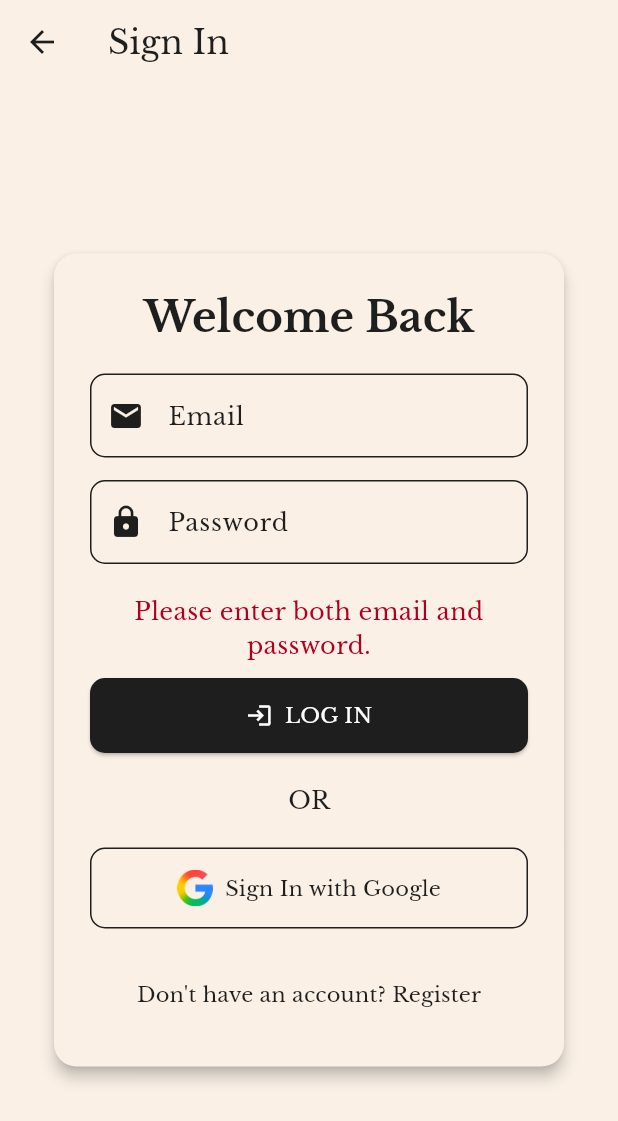
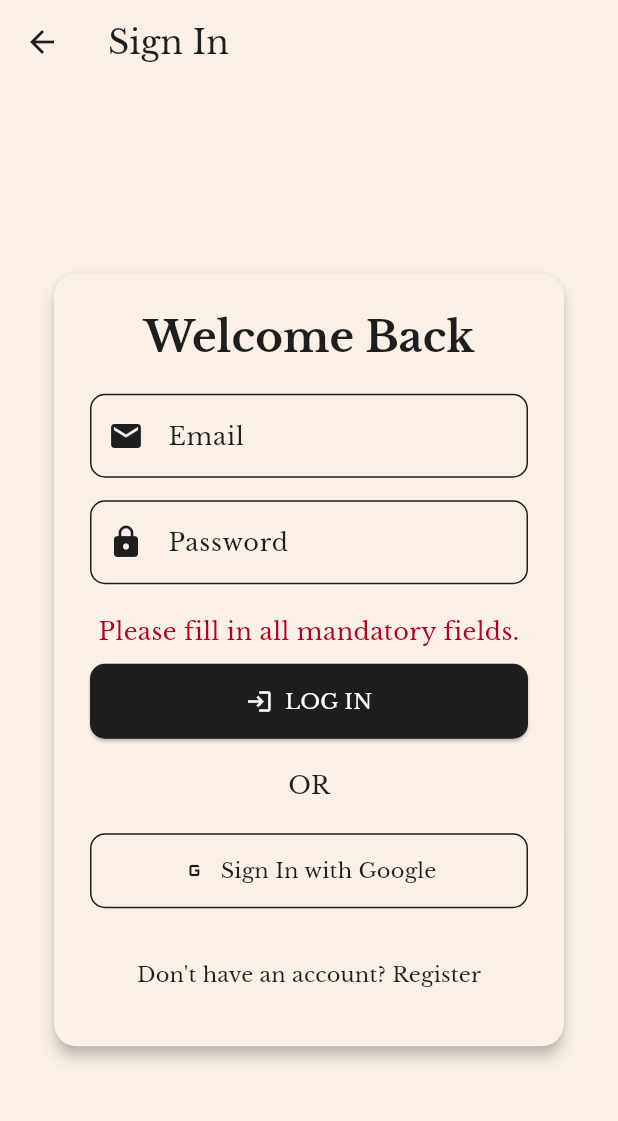
Before and after one commit to ekatwood/gemini_journalist, a Flutter app: the LoginPage screen opened directly, after a tap on "LOG IN", on a phone screen of 412 x 824 dp. Shown: the top 1121 px of the screen. Run offline on Flutter 3.47's test engine with Material 3 defaults, Android fonts, the phone set to English and light mode, and no system bars; our stand-ins replace cloud_firestore, firebase_auth, firebase_core, google_sign_in; missing offline and left inert: dart:html, firebase_app_check; accounts and stored records are empty; generated files the repository leaves out were written again.

Commit message:
sign in with email working

```diff
--- a/lib/firestore_functions.dart
+++ b/lib/firestore_functions.dart
@@ -70,14 +70,13 @@ class NewsItem {
 class FirestoreFunctions {
   final FirebaseFirestore _firestore = FirebaseFirestore.instance;
 
-  Future<void> createUserProfile(User user) async {
+  Future<void> createUserProfile(User user, {String? manualName}) async {
     final userDocRef = _firestore.collection('users').doc(user.uid);
 
     final userData = {
       'uid': user.uid,
       'email': user.email,
-      'displayName': user.displayName,
-      'photoURL': user.photoURL,
+      'displayName': manualName ?? user.displayName ?? user.email?.split('@').first,
       'lastSignInTime': FieldValue.serverTimestamp(),
       // Add any other default profile data here
     };
--- a/lib/login_page.dart
+++ b/lib/login_page.dart
@@ -2,7 +2,7 @@
 import 'package:flutter/material.dart';
 import 'package:provider/provider.dart';
 import 'auth_provider.dart';
-import 'gmail_login.dart'; // <<< ADDED IMPORT
+import 'gmail_login.dart';
 
 enum AuthMode { login, register }
 
@@ -16,6 +16,7 @@ class LoginPage extends StatefulWidget {
 class _LoginPageState extends State<LoginPage> {
   final _emailController = TextEditingController();
   final _passwordController = TextEditingController();
+  final _nameController = TextEditingController(); // NEW: Controller for mandatory name
   AuthMode _authMode = AuthMode.login;
   String? _errorMessage;
   bool _isLoading = false;
@@ -24,6 +25,7 @@ class _LoginPageState extends State<LoginPage> {
   void dispose() {
     _emailController.dispose();
     _passwordController.dispose();
+    _nameController.dispose(); // NEW: Dispose name controller
     super.dispose();
   }
 
@@ -35,8 +37,12 @@ class _LoginPageState extends State<LoginPage> {
   }
 
   Future<void> _submit() async {
-    if (_emailController.text.isEmpty || _passwordController.text.isEmpty) {
-      setState(() => _errorMessage = 'Please enter both email and password.');
+    // UPDATED: Validation logic to include name during registration
+    final isRegistering = _authMode == AuthMode.register;
+    if (_emailController.text.isEmpty ||
+        _passwordController.text.isEmpty ||
+        (isRegistering && _nameController.text.trim().isEmpty)) {
+      setState(() => _errorMessage = 'Please fill in all mandatory fields.');
       return;
     }
 
@@ -50,29 +56,35 @@ class _LoginPageState extends State<LoginPage> {
     try {
       if (_authMode == AuthMode.login) {
         await authProvider.signInWithEmailAndPassword(
-          _emailController.text,
-          _passwordController.text,
+          _emailController.text.trim(),
+          _passwordController.text.trim(),
         );
       } else {
+        // UPDATED: Pass the name to the registration method
         await authProvider.registerWithEmailAndPassword(
-          _emailController.text,
-          _passwordController.text,
+          _emailController.text.trim(),
+          _passwordController.text.trim(),
+          _nameController.text.trim(),
         );
+      }
+
+      // NEW: Success! Pop back to the main page
+      if (mounted) {
+        Navigator.of(context).pop();
       }
     } catch (e) {
       setState(() {
-        // Use a friendly message instead of the raw error
         _errorMessage = 'Authentication Failed. Please check your credentials.';
         _isLoading = false;
       });
     } finally {
-      setState(() {
-        _isLoading = false;
-      });
+      if (mounted) {
+        setState(() {
+          _isLoading = false;
+        });
+      }
     }
   }
-
-  // --- REMOVED: _signInWithGoogle method ---
 
   @override
   Widget build(BuildContext context) {
@@ -99,6 +111,20 @@ class _LoginPageState extends State<LoginPage> {
                     style: theme.textTheme.headlineMedium?.copyWith(fontWeight: FontWeight.bold),
                   ),
                   const SizedBox(height: 20),
+
+                  // NEW: Mandatory Name Input (Only visible during registration)
+                  if (!isLogin) ...[
+                    TextField(
+                      controller: _nameController,
+                      decoration: InputDecoration(
+                        labelText: 'Name',
+                        prefixIcon: const Icon(Icons.person),
+                        border: OutlineInputBorder(borderRadius: BorderRadius.circular(10)),
+                      ),
+                      textCapitalization: TextCapitalization.words,
+                    ),
+                    const SizedBox(height: 15),
+                  ],
 
                   // Email Input
                   TextField(
@@ -158,23 +184,23 @@ class _LoginPageState extends State<LoginPage> {
                   const Text('OR'),
                   const SizedBox(height: 20),
 
-                  // Google Sign-In Button (Now navigates to the dedicated screen)
+                  // Google Sign-In Button
                   SizedBox(
                     width: double.infinity,
                     child: OutlinedButton.icon(
-                      onPressed: () {
-                        // Navigates to the dedicated Google Sign-In Screen
-                        Navigator.of(context).push(
+                      onPressed: () async {
+                        // Navigate to dedicated screen and wait for result
+                        await Navigator.of(context).push(
                           MaterialPageRoute(builder: (context) => const GoogleSignInScreen()),
                         );
+
+                        // Check if the user is now logged in via Google, then pop
+                        final auth = Provider.of<AuthProvider>(context, listen: false);
+                        if (auth.isLoggedIn && mounted) {
+                          Navigator.of(context).pop();
+                        }
                       },
-                      icon: Image.asset(
-                        'assets/google_logo.png', // Placeholder for Google logo asset
-                        height: 24.0,
-                        width: 24.0,
-                        errorBuilder: (context, error, stackTrace) =>
-                        const Icon(Icons.g_mobiledata), // Fallback icon
-                      ),
+                      icon: const Icon(Icons.g_mobiledata),
                       label: const Text('Sign In with Google'),
                       style: OutlinedButton.styleFrom(
                         padding: const EdgeInsets.symmetric(vertical: 15),
--- a/lib/main.dart
+++ b/lib/main.dart
@@ -285,8 +285,9 @@ class _NewsHomePageState extends State<NewsHomePage> {
     // *** NEW LOGIC ENDS HERE ***
 
     // Get display name for personalized greeting
-    final displayName = isLoggedIn ? (authProvider.currentUser?.displayName ?? authProvider.currentUser?.email ?? 'User') : 'Guest';
-
+    final String displayName = isLoggedIn
+        ? (authProvider.currentUser?.displayName ?? authProvider.currentUser?.email?.split('@').first ?? 'User')
+        : 'Guest';
 
     return Scaffold(
       appBar: AppBar(
```
Also changed, not shown: lib/auth_provider.dart (+11 -9 lines).
